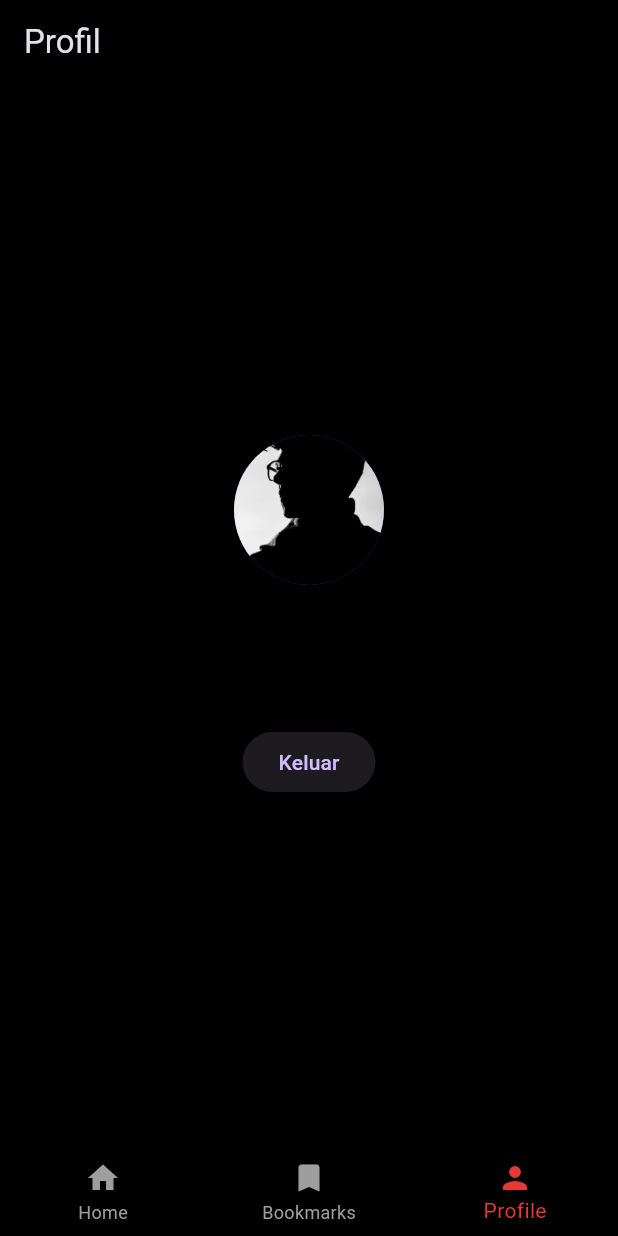
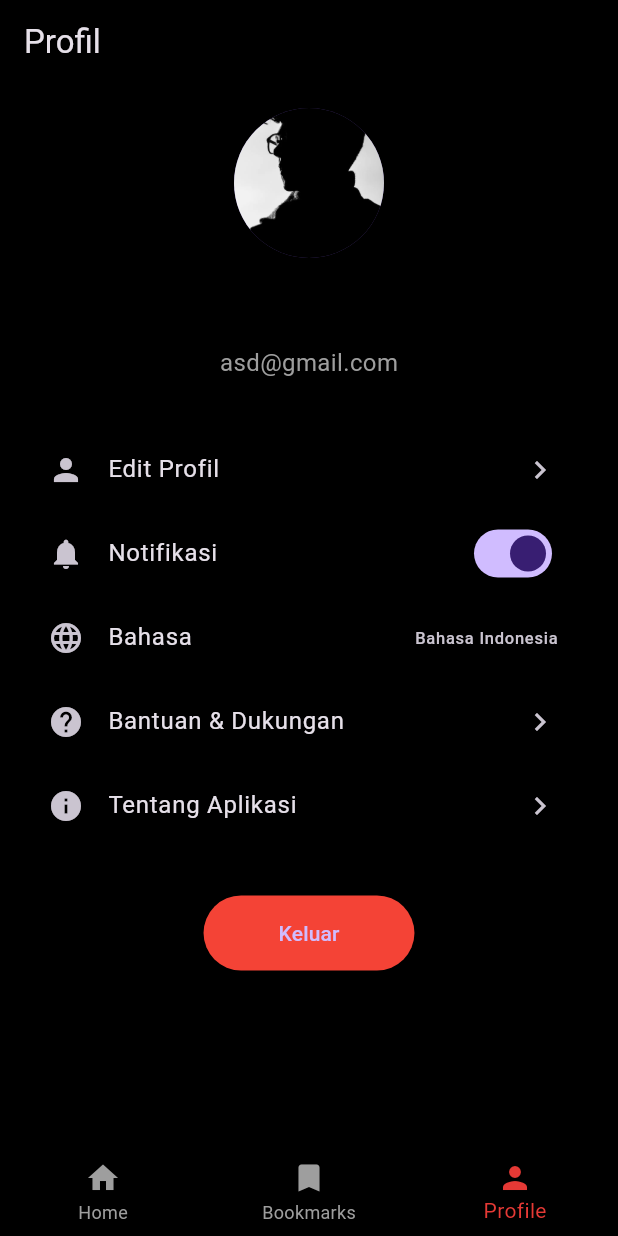
Before and after one commit to FayruzAldi/movie, a Flutter app: the CustomBottomNavigationBar widget shown alone on an empty page, opened directly, item 3 of the bottom bar chosen, on a phone screen of 412 x 824 dp. Run offline on Flutter 3.47's test engine with Material 3 defaults, Android fonts, the phone set to English and light mode, and no system bars; our stand-ins replace carousel_slider, get, sqflite; accounts and stored records are empty.

```diff
--- a/lib/models/task_model.dart
+++ b/lib/models/task_model.dart
@@ -31,7 +31,9 @@ class TaskModel {
       title: map['title'],
       description: map['description'],
       imageUrl: map['imageUrl'],
-      isFavorite: map['isFavorite'] == 1, // Ambil dari database
+      isFavorite: map['isFavorite'] == 1,
+      // Ambil dari database
     );
   }
+
 }
--- a/lib/pages/login_page.dart
+++ b/lib/pages/login_page.dart
@@ -4,7 +4,7 @@ import '../controllers/main_controller.dart';
 import 'home_page.dart'; // Pastikan untuk mengimpor halaman tujuan
 
 class LoginPage extends StatelessWidget {
-  final MainController mainController = Get.put(MainController());
+  final MainController mainController = Get.find<MainController>();
   final TextEditingController usernameController = TextEditingController();
   final TextEditingController passwordController = TextEditingController();
 
--- a/lib/pages/profile_page.dart
+++ b/lib/pages/profile_page.dart
@@ -7,7 +7,7 @@ import 'bookmarks_page.dart';
 import 'login_page.dart';
 
 class ProfilePage extends StatelessWidget {
-  final MainController mainController = Get.find();
+  final MainController mainController = Get.find<MainController>();
 
   @override
   Widget build(BuildContext context) {
@@ -16,22 +16,83 @@ class ProfilePage extends StatelessWidget {
         title: Text('Profil'),
         automaticallyImplyLeading: false,
       ),
-      body: Center(
+      body: SingleChildScrollView(
+        child: Padding(
+          padding: const EdgeInsets.all(16.0),
           child: Column(
-          mainAxisAlignment: MainAxisAlignment.center,
+            crossAxisAlignment: CrossAxisAlignment.start,
+            children: [
+              Center(
+                child: Column(
                   children: [
                     CircleAvatar(
                       radius: 50,
-              backgroundImage: AssetImage('lib/assets/profile.png'), // Menggunakan lib/assets/image.png
+                      backgroundImage: AssetImage('lib/assets/profile.png'),
                     ),
-            SizedBox(height: 20),
+                    SizedBox(height: 16),
                     Text(
                       mainController.username.value,
                       style: TextStyle(fontSize: 24, fontWeight: FontWeight.bold),
                     ),
-            SizedBox(height: 40),
-            ElevatedButton(
+                    SizedBox(height: 8),
+                    Text(
+                      'asd@gmail.com',
+                      style: TextStyle(fontSize: 16, color: Colors.grey),
+                    ),
+                  ],
+                ),
+              ),
+              SizedBox(height: 32),
+              ListTile(
+                leading: Icon(Icons.person),
+                title: Text('Edit Profil'),
+                trailing: Icon(Icons.chevron_right),
+                onTap: () {
+                  // Implementasi untuk mengedit profil
+                },
+              ),
+              ListTile(
+                leading: Icon(Icons.notifications),
+                title: Text('Notifikasi'),
+                trailing: Switch(
+                  value: true, // Ganti dengan nilai sebenarnya dari controller
+                  onChanged: (bool value) {
+                    // Implementasi untuk mengubah pengaturan notifikasi
+                  },
+                ),
+              ),
+              ListTile(
+                leading: Icon(Icons.language),
+                title: Text('Bahasa'),
+                trailing: Text('Bahasa Indonesia'), // Ganti dengan bahasa yang dipilih
+                onTap: () {
+                  // Implementasi untuk mengubah bahasa
+                },
+              ),
+              ListTile(
+                leading: Icon(Icons.help),
+                title: Text('Bantuan & Dukungan'),
+                trailing: Icon(Icons.chevron_right),
+                onTap: () {
+                  // Implementasi untuk halaman bantuan
+                },
+              ),
+              ListTile(
+                leading: Icon(Icons.info),
+                title: Text('Tentang Aplikasi'),
+                trailing: Icon(Icons.chevron_right),
+                onTap: () {
+                  // Implementasi untuk halaman tentang aplikasi
+                },
+              ),
+              SizedBox(height: 32),
+              Center(
+                child: ElevatedButton(
                   child: Text('Keluar'),
+                  style: ElevatedButton.styleFrom(
+                    backgroundColor: Colors.red,
+                    padding: EdgeInsets.symmetric(horizontal: 50, vertical: 15),
+                  ),
                   onPressed: () {
                     // Logika untuk keluar
                     mainController.username.value = '';
@@ -39,7 +100,9 @@ class ProfilePage extends StatelessWidget {
                     Get.offAll(() => LoginPage());
                   },
                 ),
+              ),
             ],
+          ),
         ),
       ),
       bottomNavigationBar: CustomBottomNavigationBar(
--- a/lib/pages/splash_screen.dart
+++ b/lib/pages/splash_screen.dart
@@ -13,7 +13,7 @@ class SplashScreen extends StatelessWidget {
     return const Scaffold(
       body: Center(
         child: Text(
-          'Splash Screen',
+          'Motify',
           style: TextStyle(fontSize: 24, color: Colors.white),
         ),
       ),
--- a/lib/widgets/custom_bottom_navigation_bar.dart
+++ b/lib/widgets/custom_bottom_navigation_bar.dart
@@ -36,13 +36,13 @@ class CustomBottomNavigationBar extends StatelessWidget {
         if (index != currentIndex) {
           switch (index) {
             case 0:
-              Get.off(() => HomePage());
+              Get.to(() => HomePage());
               break;
             case 1:
-              Get.off(() => BookmarksPage());
+              Get.to(() => BookmarksPage());
               break;
             case 2:
-              Get.off(() => ProfilePage());
+              Get.to(() => ProfilePage());
               break;
           }
         }
```
Also changed, not shown: lib/controllers/main_controller.dart (+71 -6 lines), lib/controllers/task_controller.dart (+65 -58 lines), lib/main.dart (+15 -21 lines), lib/models/favorite_movie_model.dart (+20 -0 lines), lib/pages/bookmarks_page.dart (+48 -42 lines), lib/pages/home_page.dart (+147 -82 lines), pubspec.yaml (+2 -6 lines), pubspec.lock, 1 other file. Lines whose indentation alone changed are shown as unchanged.
